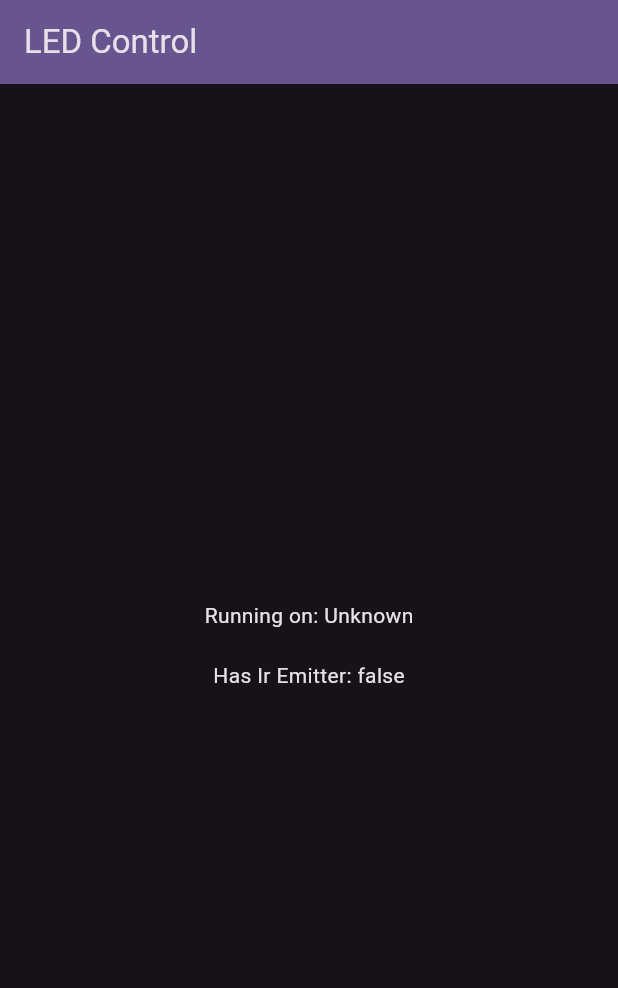
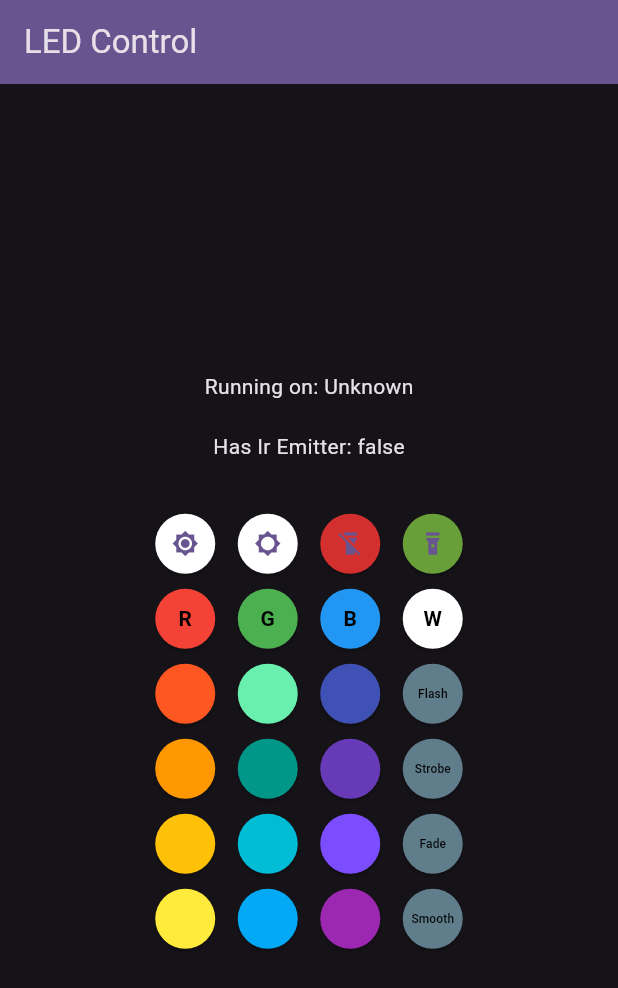
Before and after one commit to abidkyo/led-remote, a Flutter app: the screen it shows after launch, on a phone screen of 412 x 824 dp. Shown: the top 988 px of the screen. Run offline on Flutter 3.47's test engine with Material 2 defaults, Android fonts, the phone set to English and light mode, and no system bars; missing offline and left inert: ir_sensor_plugin.

Commit message:
ENH remote widget

```diff
--- a/lib/main.dart
+++ b/lib/main.dart
@@ -1,6 +1,7 @@
 import 'package:flutter/material.dart';
 import 'package:flutter/services.dart';
 import 'package:ir_sensor_plugin/ir_sensor_plugin.dart';
+import 'package:ledcontrol/widgets/remote_widget.dart';
 
 void main() {
   runApp(const MyApp());
@@ -84,6 +85,8 @@
           children: <Widget>[
             Text('Running on: $_platformVersion\n'),
             Text('Has Ir Emitter: $_hasIrEmitter\n'),
+            Container(height: 15),
+            const RemoteWidget(),
           ],
         ),
       ),
--- /dev/null
+++ b/lib/widgets/remote_widget.dart
@@ -0,0 +1,50 @@
+import 'package:flutter/material.dart';
+import 'package:ir_sensor_plugin/ir_sensor_plugin.dart';
+import 'package:ledcontrol/data.dart';
+import 'package:ledcontrol/models/remote_data.dart';
+
+class RemoteWidget extends StatelessWidget {
+  const RemoteWidget({super.key});
+
+  @override
+  Widget build(BuildContext context) {
+    return SizedBox(
+      width: 220,
+      child: Wrap(
+        alignment: WrapAlignment.center,
+        spacing: 5,
+        runSpacing: 10,
+        children: remoteData.map((data) => RemoteButton(data: data)).toList(),
+      ),
+    );
+  }
+}
+
+class RemoteButton extends StatelessWidget {
+  const RemoteButton({super.key, required this.data});
+
+  final RemoteData data;
+
+  void _transmitCode(String code) async {
+    final String result = await IrSensorPlugin.transmitString(pattern: code);
+    debugPrint('transmitting code: $result');
+  }
+
+  @override
+  Widget build(BuildContext context) {
+    return SizedBox(
+      width: 50,
+      height: 40,
+      child: ElevatedButton(
+        onPressed: () => _transmitCode(data.code),
+        style: ElevatedButton.styleFrom(
+          padding: const EdgeInsets.all(5),
+          shape: const CircleBorder(),
+          foregroundColor: Theme.of(context).colorScheme.inversePrimary,
+          backgroundColor: data.color,
+        ),
+        child: data.widget,
+      ),
+    );
+  }
+}
```
